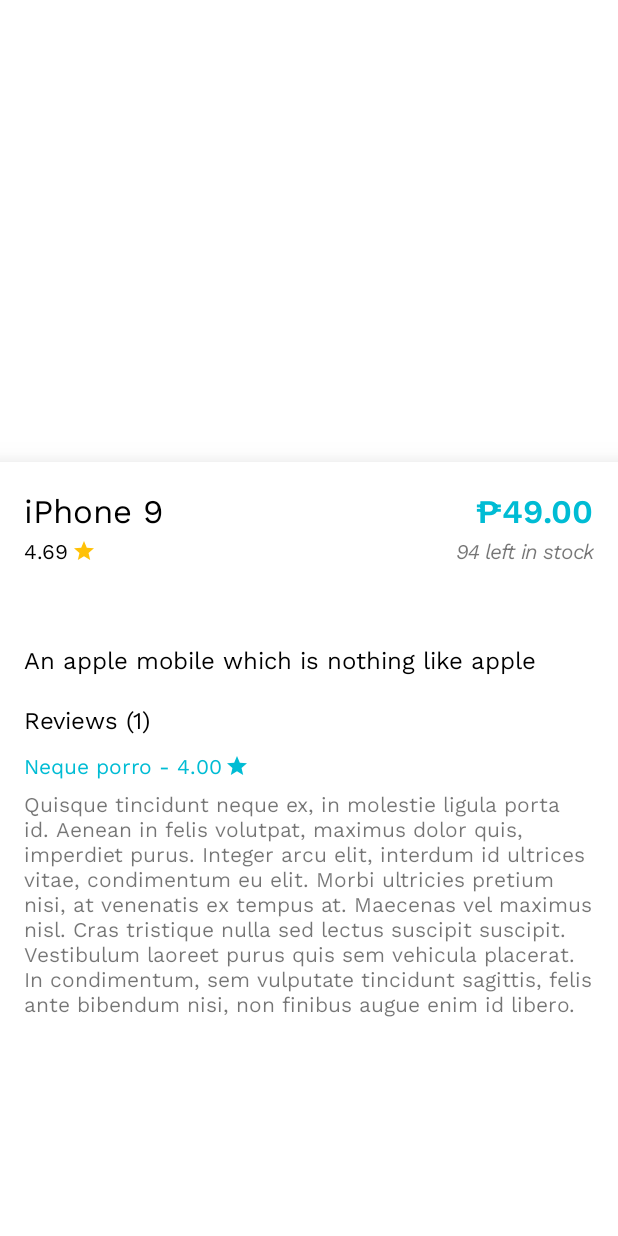
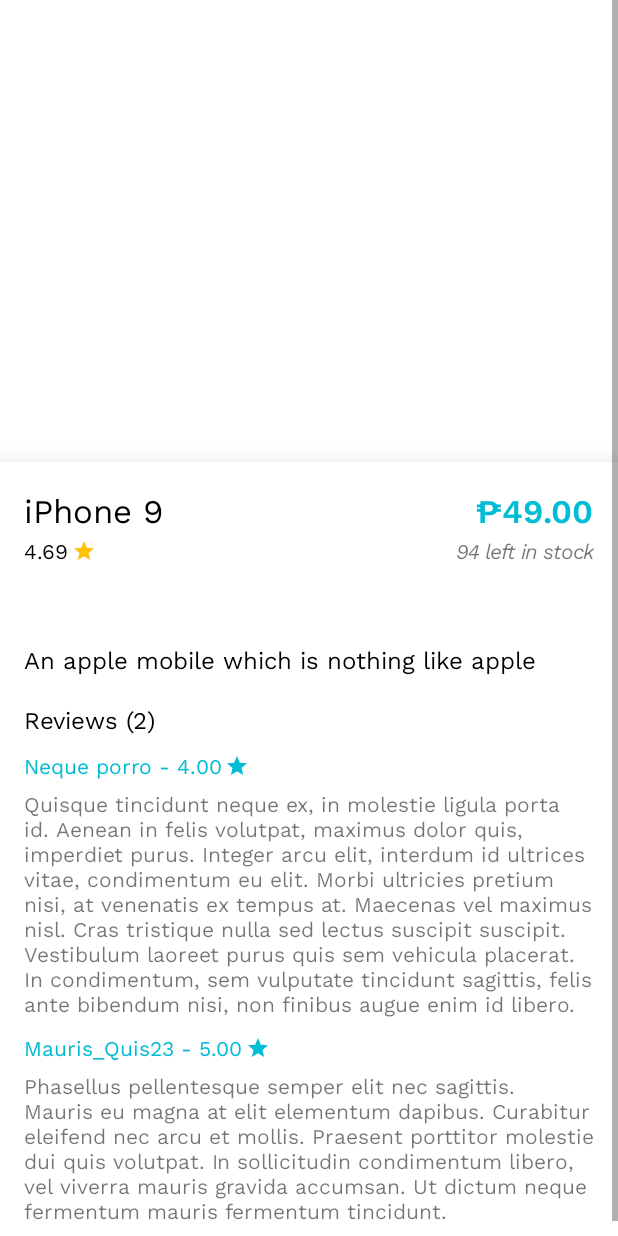
Before and after one commit to joshuakarlmadronio/SerinoTest, an Android app: the layout fragment_product_detail.xml on its own in the app's theme, with its tools: preview values and no code run, on a phone screen of 412 x 824 dp. Run offline under Robolectric (Android 15) with nearby library versions, the phone set to English and light mode, and no system bars.

Commit message:
Added another dummy review

```diff
--- a/app/src/main/res/layout/fragment_product_detail.xml
+++ b/app/src/main/res/layout/fragment_product_detail.xml
@@ -47,6 +47,39 @@
                 android:layout_width="match_parent"
                 android:layout_height="match_parent"
                 android:padding="@dimen/product_detail_horizontal_margin">
+
+                <TextView
+                    android:id="@+id/dummy_review_text2"
+                    android:layout_width="wrap_content"
+                    android:layout_height="wrap_content"
+                    android:layout_marginTop="4dp"
+                    android:fontFamily="@font/worksans"
+                    android:text="Phasellus pellentesque semper elit nec sagittis. Mauris eu magna at elit elementum dapibus. Curabitur eleifend nec arcu et mollis. Praesent porttitor molestie dui quis volutpat. In sollicitudin condimentum libero, vel viverra mauris gravida accumsan. Ut dictum neque fermentum mauris fermentum tincidunt. "
+                    app:layout_constraintStart_toStartOf="parent"
+                    app:layout_constraintTop_toBottomOf="@+id/dummy_review_name2" />
+
+                <ImageView
+                    android:id="@+id/dummy_review_star_icon2"
+                    android:layout_width="wrap_content"
+                    android:layout_height="wrap_content"
+                    android:layout_marginStart="2dp"
+                    android:visibility="visible"
+                    app:layout_constraintBottom_toBottomOf="@+id/dummy_review_name2"
+                    app:layout_constraintStart_toEndOf="@+id/dummy_review_name2"
+                    app:layout_constraintTop_toTopOf="@+id/dummy_review_name2"
+                    app:srcCompat="@drawable/ic_baseline_star_24"
+                    app:tint="@color/pacific_blue" />
+
+                <TextView
+                    android:id="@+id/dummy_review_name2"
+                    android:layout_width="wrap_content"
+                    android:layout_height="wrap_content"
+                    android:layout_marginTop="8dp"
+                    android:fontFamily="@font/worksans"
+                    android:text="Mauris_Quis23 - 5.00"
+                    android:textColor="@color/pacific_blue"
+                    app:layout_constraintStart_toStartOf="parent"
+                    app:layout_constraintTop_toBottomOf="@+id/dummy_review_text" />
 
                 <TextView
                     android:id="@+id/product_detail_title"
@@ -140,7 +173,7 @@
                     android:layout_height="wrap_content"
                     android:layout_marginTop="16dp"
                     android:fontFamily="@font/worksans"
-                    android:text="Reviews (1)"
+                    android:text="Reviews (2)"
                     android:textColor="@color/black"
                     android:textSize="16sp"
                     app:layout_constraintStart_toStartOf="parent"
```
